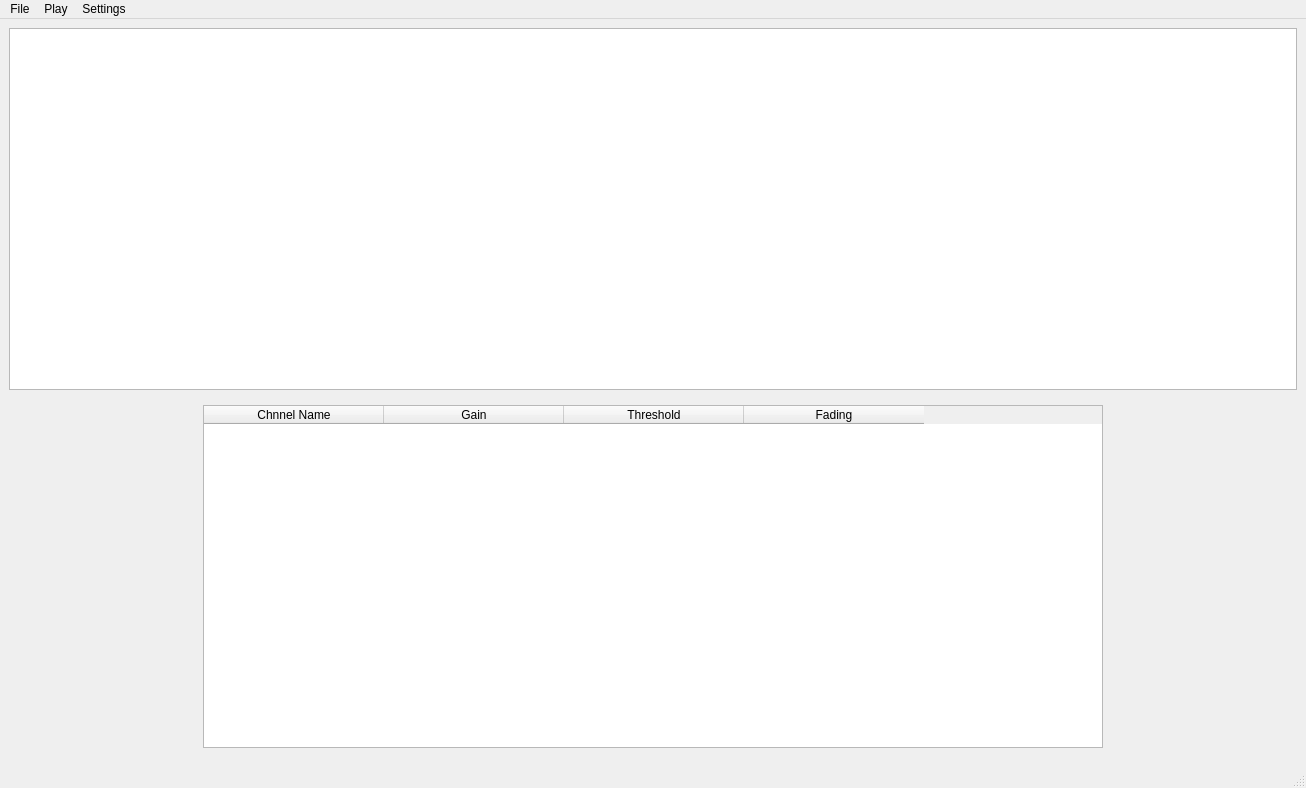
Above: app/mainwindow.ui from ikukishev/rama-light-generator before the change. Below: the same form after it.
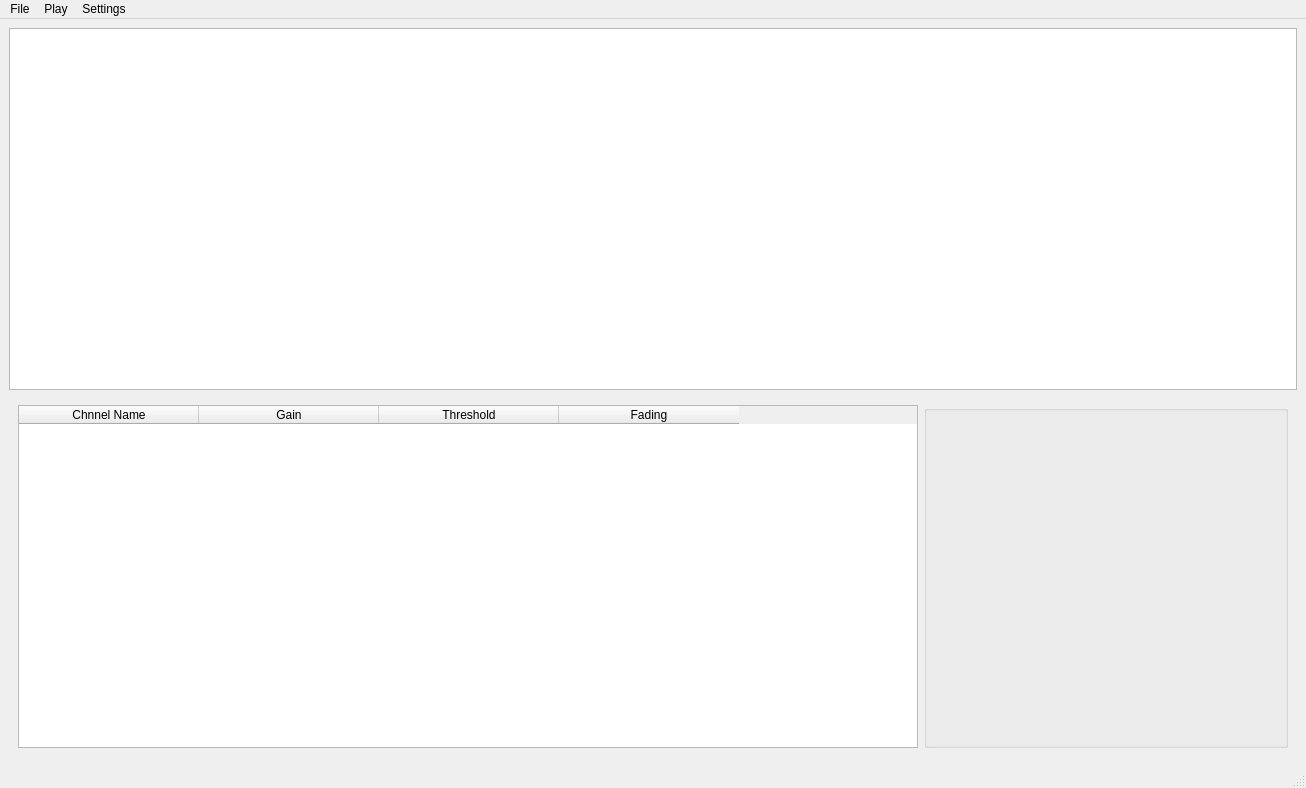
That is the form after the change.

Patch:
```diff
--- a/app/mainwindow.ui
+++ b/app/mainwindow.ui
@@ -138,6 +138,37 @@
          </column>
         </widget>
        </item>
+       <item>
+        <widget class="QGroupBox" name="spectrographGroupBox">
+         <property name="title">
+          <string/>
+         </property>
+         <layout class="QVBoxLayout" name="verticalLayout_3">
+          <property name="spacing">
+           <number>0</number>
+          </property>
+          <property name="leftMargin">
+           <number>0</number>
+          </property>
+          <property name="topMargin">
+           <number>6</number>
+          </property>
+          <property name="rightMargin">
+           <number>0</number>
+          </property>
+          <property name="bottomMargin">
+           <number>0</number>
+          </property>
+          <item>
+           <layout class="QVBoxLayout" name="spectrographLayout">
+            <property name="spacing">
+             <number>0</number>
+            </property>
+           </layout>
+          </item>
+         </layout>
+        </widget>
+       </item>
       </layout>
      </widget>
     </item>
```
Left out of the diff: 11 changed lines with no effect on the pictures.
